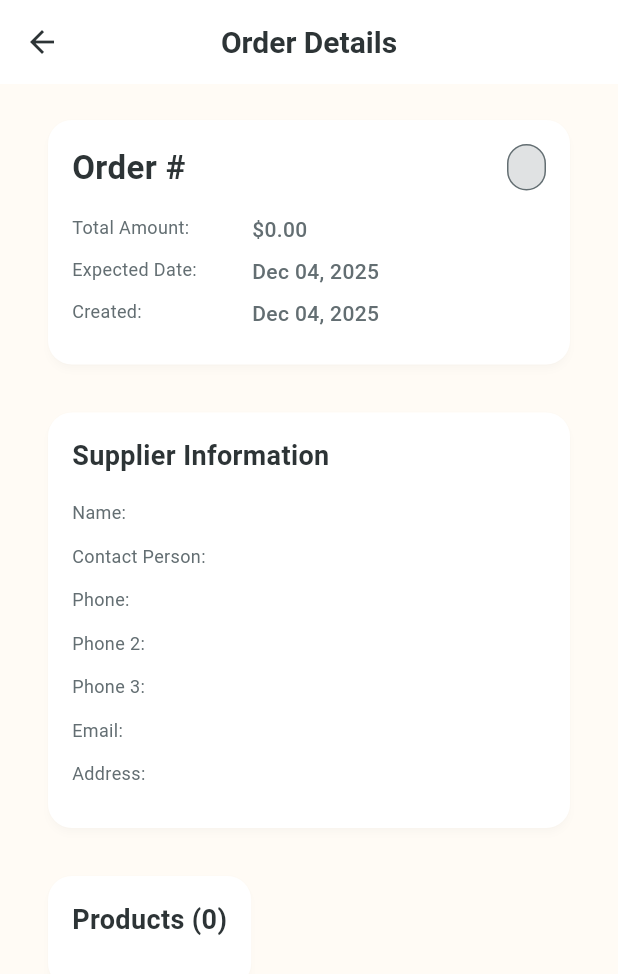
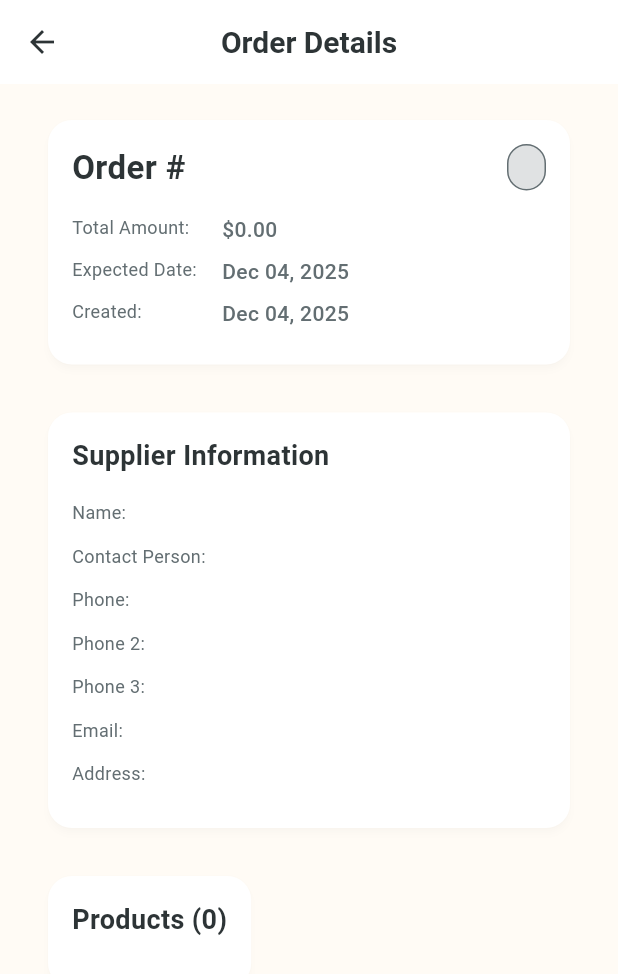
Before and after one commit to A-Malek-CH/nexo_staff_purchase, a Flutter app: the OrderDetailsScreen screen opened directly with empty values, on a phone screen of 412 x 824 dp. Shown: the top 974 px of the screen. Run offline on Flutter 3.47's test engine with Material 3 defaults, Android fonts, the phone set to English and light mode, and no system bars; our stand-ins replace dio, flutter_riverpod, flutter_secure_storage, go_router, image_picker; accounts and stored records are empty.

Commit message:
Fix order details overflow and submit review image upload error
Co-authored-by: A-Malek-CH <155822283+A-Malek-CH@users.noreply.github.com>

```diff
--- a/lib/presentation/screens/orders/order_details_screen.dart
+++ b/lib/presentation/screens/orders/order_details_screen.dart
@@ -40,10 +40,14 @@ class OrderDetailsScreen extends ConsumerWidget {
                   Row(
                     mainAxisAlignment: MainAxisAlignment.spaceBetween,
                     children: [
-                      Text(
-                        'Order #${order.orderNumber}',
-                        style: AppTheme.headingMedium,
+                      Flexible(
+                        child: Text(
+                          'Order #${order.orderNumber}',
+                          style: AppTheme.headingMedium,
+                          overflow: TextOverflow.ellipsis,
+                        ),
                       ),
+                      const SizedBox(width: 8),
                       _buildStatusBadge(order.status),
                     ],
                   ),
@@ -180,7 +184,7 @@ class OrderDetailsScreen extends ConsumerWidget {
         crossAxisAlignment: CrossAxisAlignment.start,
         children: [
           SizedBox(
-            width: 120,
+            width: 100,
             child: Text(
               '$label:',
               style: AppTheme.bodySmall.copyWith(
@@ -194,6 +198,8 @@ class OrderDetailsScreen extends ConsumerWidget {
               style: AppTheme.bodyMedium.copyWith(
                 fontWeight: FontWeight.w500,
               ),
+              maxLines: 3,
+              overflow: TextOverflow.ellipsis,
             ),
           ),
         ],
@@ -220,10 +226,13 @@ class OrderDetailsScreen extends ConsumerWidget {
           Row(
             mainAxisAlignment: MainAxisAlignment.spaceBetween,
             children: [
-              Text('Quantity: ${item.quantity}', style: AppTheme.bodySmall),
-              Text(
-                '\$${item.unitCost.toStringAsFixed(2)} each',
-                style: AppTheme.bodySmall,
+              Flexible(child: Text('Quantity: ${item.quantity}', style: AppTheme.bodySmall)),
+              Flexible(
+                child: Text(
+                  '\$${item.unitCost.toStringAsFixed(2)} each',
+                  style: AppTheme.bodySmall,
+                  overflow: TextOverflow.ellipsis,
+                ),
               ),
             ],
           ),
--- a/lib/presentation/screens/orders/submit_review_screen.dart
+++ b/lib/presentation/screens/orders/submit_review_screen.dart
@@ -299,7 +299,7 @@ class _SubmitReviewScreenState extends ConsumerState<SubmitReviewScreen> {
         crossAxisAlignment: CrossAxisAlignment.start,
         children: [
           SizedBox(
-            width: 120,
+            width: 100,
             child: Text(
               '$label:',
               style: AppTheme.bodySmall.copyWith(
@@ -313,6 +313,8 @@ class _SubmitReviewScreenState extends ConsumerState<SubmitReviewScreen> {
               style: AppTheme.bodyMedium.copyWith(
                 fontWeight: FontWeight.w500,
               ),
+              maxLines: 3,
+              overflow: TextOverflow.ellipsis,
             ),
           ),
         ],
--- a/pubspec.yaml
+++ b/pubspec.yaml
@@ -70,6 +70,8 @@ dependencies:
   # Utilities
   logger: ^2.4.0
   equatable: ^2.0.7
+  http_parser: ^4.0.2
+  path: ^1.8.3
 
 dev_dependencies:
   flutter_test:
```
Also changed, not shown: lib/data/services/order_service.dart (+34 -1 lines).
